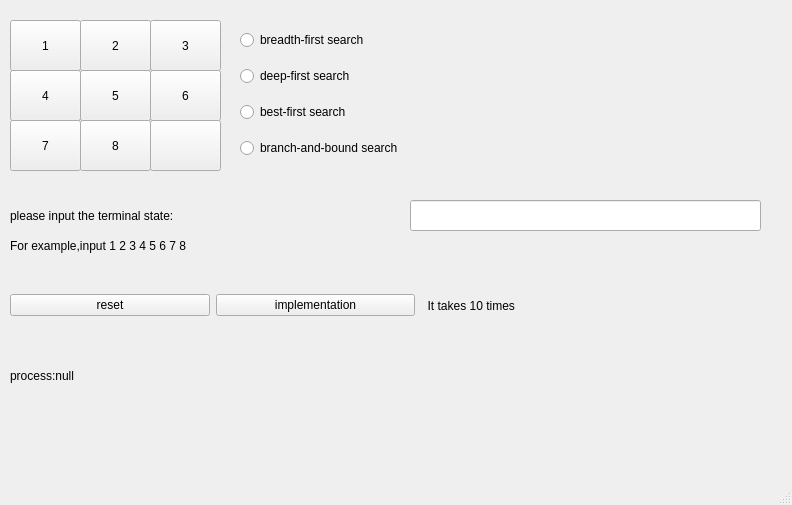
Old version of the form mainwindow.ui in the repository ouguangye/eight-puzzle-problem.
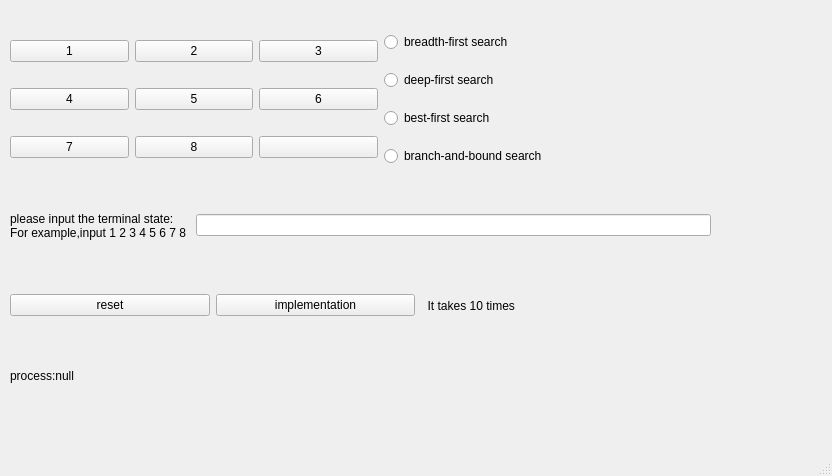
New version of the form.

Diff of the .ui file:
```diff
--- a/mainwindow.ui
+++ b/mainwindow.ui
@@ -6,140 +6,105 @@
    <rect>
     <x>0</x>
     <y>0</y>
-    <width>792</width>
-    <height>505</height>
+    <width>832</width>
+    <height>476</height>
    </rect>
   </property>
   <property name="windowTitle">
    <string>MainWindow</string>
   </property>
   <widget class="QWidget" name="centralwidget">
-   <widget class="QPushButton" name="pushButton">
+   <widget class="QLabel" name="label_2">
     <property name="geometry">
      <rect>
       <x>10</x>
-      <y>20</y>
-      <width>71</width>
+      <y>350</y>
+      <width>241</width>
       <height>51</height>
      </rect>
     </property>
     <property name="text">
-     <string>1</string>
+     <string>process:null</string>
     </property>
    </widget>
-   <widget class="QPushButton" name="pushButton_2">
+   <widget class="QWidget" name="layoutWidget">
     <property name="geometry">
      <rect>
-      <x>80</x>
+      <x>10</x>
       <y>20</y>
-      <width>71</width>
-      <height>51</height>
+      <width>741</width>
+      <height>161</height>
      </rect>
     </property>
-    <property name="text">
-     <string>2</string>
-    </property>
-   </widget>
+    <layout class="QHBoxLayout" name="horizontalLayout_3">
+     <item>
+      <layout class="QGridLayout" name="gridLayout">
+       <item row="0" column="2">
    <widget class="QPushButton" name="pushButton_3">
-    <property name="geometry">
-     <rect>
-      <x>10</x>
-      <y>120</y>
-      <width>71</width>
-      <height>51</height>
-     </rect>
-    </property>
     <property name="text">
-     <string>7</string>
-    </property>
-   </widget>
+          <string>3</string>
+         </property>
+        </widget>
+       </item>
+       <item row="1" column="0">
    <widget class="QPushButton" name="pushButton_4">
-    <property name="geometry">
-     <rect>
-      <x>150</x>
-      <y>70</y>
-      <width>71</width>
-      <height>51</height>
-     </rect>
-    </property>
-    <property name="text">
-     <string>6</string>
-    </property>
-   </widget>
-   <widget class="QPushButton" name="pushButton_5">
-    <property name="geometry">
-     <rect>
-      <x>80</x>
-      <y>70</y>
-      <width>71</width>
-      <height>51</height>
-     </rect>
-    </property>
-    <property name="text">
-     <string>5</string>
-    </property>
-   </widget>
-   <widget class="QPushButton" name="pushButton_6">
-    <property name="geometry">
-     <rect>
-      <x>10</x>
-      <y>70</y>
-      <width>71</width>
-      <height>51</height>
-     </rect>
-    </property>
     <property name="text">
      <string>4</string>
     </property>
    </widget>
-   <widget class="QPushButton" name="pushButton_7">
-    <property name="geometry">
-     <rect>
-      <x>150</x>
-      <y>20</y>
-      <width>71</width>
-      <height>51</height>
-     </rect>
-    </property>
+       </item>
+       <item row="1" column="2">
+        <widget class="QPushButton" name="pushButton_6">
     <property name="text">
-     <string>3</string>
-    </property>
-   </widget>
+          <string>6</string>
+         </property>
+        </widget>
+       </item>
+       <item row="2" column="1">
    <widget class="QPushButton" name="pushButton_8">
-    <property name="geometry">
-     <rect>
-      <x>80</x>
-      <y>120</y>
-      <width>71</width>
-      <height>51</height>
-     </rect>
-    </property>
     <property name="text">
      <string>8</string>
     </property>
    </widget>
+       </item>
+       <item row="0" column="1">
+        <widget class="QPushButton" name="pushButton_2">
+         <property name="text">
+          <string>2</string>
+         </property>
+        </widget>
+       </item>
+       <item row="1" column="1">
+        <widget class="QPushButton" name="pushButton_5">
+         <property name="text">
+          <string>5</string>
+         </property>
+        </widget>
+       </item>
+       <item row="0" column="0">
+        <widget class="QPushButton" name="pushButton">
+         <property name="text">
+          <string>1</string>
+         </property>
+        </widget>
+       </item>
+       <item row="2" column="2">
    <widget class="QPushButton" name="pushButton_9">
-    <property name="geometry">
-     <rect>
-      <x>150</x>
-      <y>120</y>
-      <width>71</width>
-      <height>51</height>
-     </rect>
-    </property>
     <property name="text">
      <string/>
     </property>
    </widget>
-   <widget class="QWidget" name="verticalLayoutWidget">
-    <property name="geometry">
-     <rect>
-      <x>240</x>
-      <y>20</y>
-      <width>351</width>
-      <height>151</height>
-     </rect>
-    </property>
+       </item>
+       <item row="2" column="0">
+        <widget class="QPushButton" name="pushButton_7">
+         <property name="text">
+          <string>7</string>
+         </property>
+        </widget>
+       </item>
+      </layout>
+     </item>
+     <item>
     <layout class="QVBoxLayout" name="verticalLayout">
      <item>
       <widget class="QRadioButton" name="radioButton">
@@ -170,57 +135,33 @@
       </widget>
      </item>
     </layout>
+     </item>
+    </layout>
    </widget>
-   <widget class="QLabel" name="label_2">
+   <widget class="QWidget" name="layoutWidget">
     <property name="geometry">
      <rect>
       <x>10</x>
-      <y>350</y>
-      <width>241</width>
+      <y>200</y>
+      <width>701</width>
       <height>51</height>
      </rect>
     </property>
-    <property name="text">
-     <string>process:null</string>
-    </property>
-   </widget>
+    <layout class="QHBoxLayout" name="horizontalLayout_4">
+     <item>
    <widget class="QLabel" name="label_3">
-    <property name="geometry">
-     <rect>
-      <x>10</x>
-      <y>200</y>
-      <width>371</width>
-      <height>31</height>
-     </rect>
-    </property>
     <property name="text">
-     <string>please input the terminal state: </string>
-    </property>
-   </widget>
-   <widget class="QLineEdit" name="lineEdit">
-    <property name="geometry">
-     <rect>
-      <x>410</x>
-      <y>200</y>
-      <width>351</width>
-      <height>31</height>
-     </rect>
-    </property>
+        <string>please input the terminal state:
+For example,input 1 2 3 4 5 6 7 8 </string>
+       </property>
+      </widget>
+     </item>
+     <item>
+      <widget class="QLineEdit" name="lineEdit"/>
+     </item>
+    </layout>
    </widget>
-   <widget class="QLabel" name="label_4">
-    <property name="geometry">
-     <rect>
-      <x>10</x>
-      <y>230</y>
-      <width>461</width>
-      <height>31</height>
-     </rect>
-    </property>
-    <property name="text">
-     <string>For example,input 1 2 3 4 5 6 7 8</string>
-    </property>
-   </widget>
-   <widget class="QWidget" name="">
+   <widget class="QWidget" name="layoutWidget">
     <property name="geometry">
      <rect>
       <x>10</x>
```
Left out of the diff: 6 changed lines with no effect on the pictures. Lines whose indentation alone changed are shown as unchanged.
